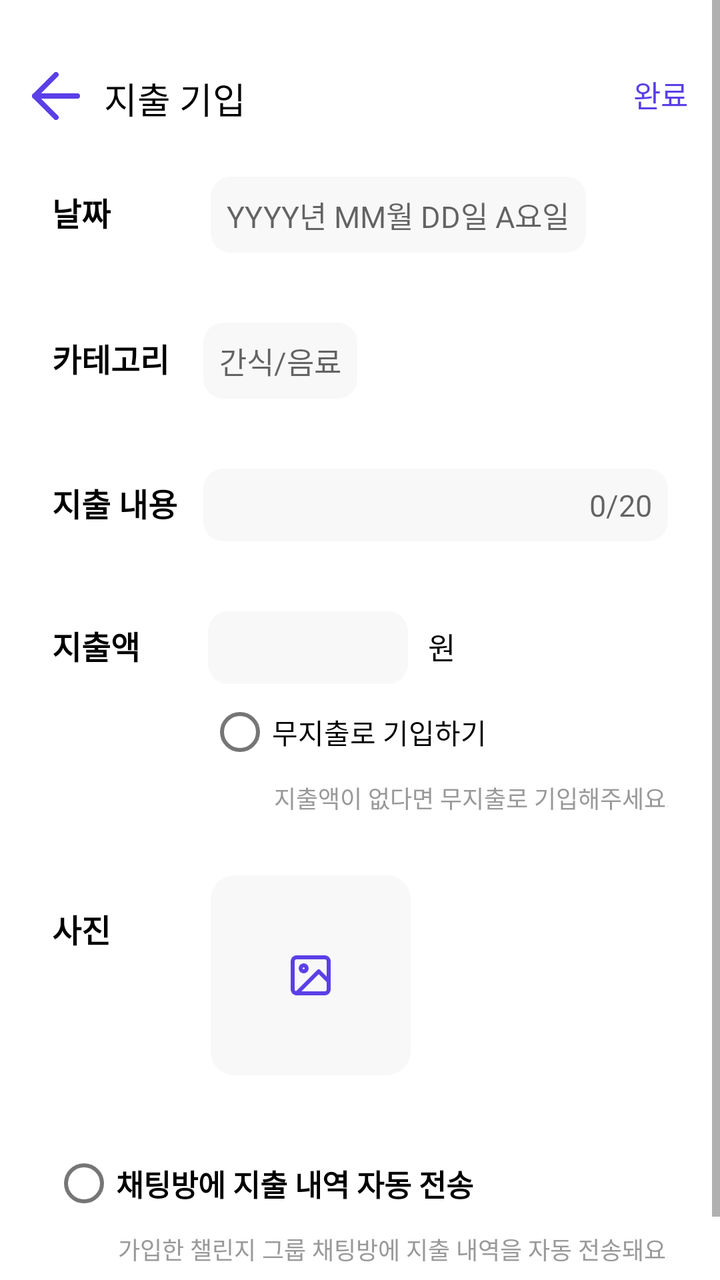
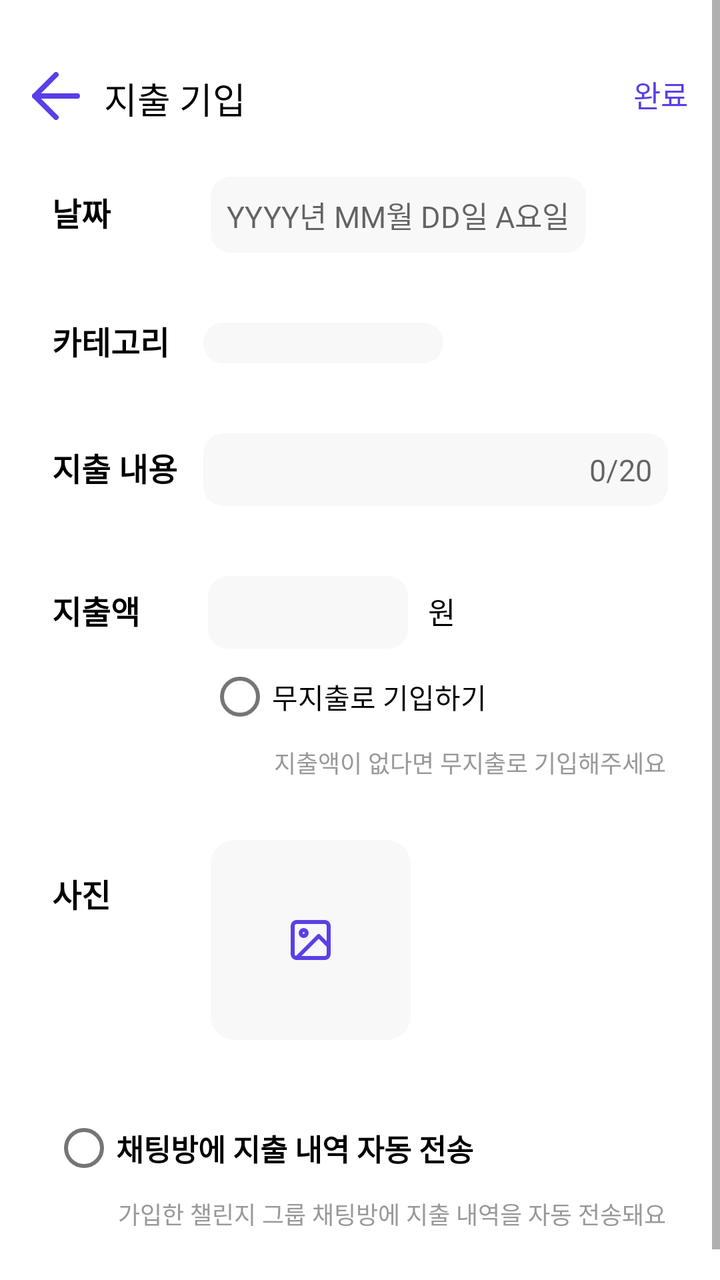

Before-and-after screenshots of an Android layout around one commit, followed by the original layout XML and the change that was made.
<!-- AndroidManifest.xml: fallback theme Theme.MaterialComponents.DayNight.NoActionBar -->
<!-- res/layout/fragment_expense_entry.xml -->
<?xml version="1.0" encoding="utf-8"?>
<ScrollView xmlns:android="http://schemas.android.com/apk/res/android"
    android:layout_width="match_parent"
    android:layout_height="match_parent"
    xmlns:app="http://schemas.android.com/apk/res-auto">

    <androidx.constraintlayout.widget.ConstraintLayout
        android:layout_width="match_parent"
        android:layout_height="wrap_content">

        
        <androidx.constraintlayout.widget.ConstraintLayout
            android:id="@+id/cl_toolbar"
            android:layout_width="match_parent"
            android:layout_height="wrap_content"
            android:layout_marginTop="20dp"
            android:layout_marginBottom="20dp"
            android:padding="16dp"
            app:layout_constraintTop_toTopOf="parent"
            app:layout_constraintStart_toStartOf="parent"
            app:layout_constraintEnd_toEndOf="parent">

            <ImageView
                android:id="@+id/btn_back"
                android:layout_width="24dp"
                android:layout_height="24dp"
                android:src="@drawable/ic_arrow_back"
                app:layout_constraintTop_toTopOf="parent"
                app:layout_constraintStart_toStartOf="parent" />

            <TextView
                android:id="@+id/tv_expense_title"
                android:layout_width="wrap_content"
                android:layout_height="wrap_content"
                android:text="@string/expense_entry"
                style="@style/pageTitle"
                app:layout_constraintTop_toTopOf="parent"
                app:layout_constraintStart_toEndOf="@id/btn_back"
                android:layout_marginStart="12dp" />

            <TextView
                android:id="@+id/tv_entry_complete"
                android:layout_width="wrap_content"
                android:layout_height="wrap_content"
                android:text="완료"
                android:textSize="15dp"
                android:textColor="@color/main1"
                android:layout_marginStart="185dp"
                app:layout_constraintTop_toTopOf="parent"
                app:layout_constraintEnd_toEndOf="parent" />

        </androidx.constraintlayout.widget.ConstraintLayout>

        
        <androidx.constraintlayout.widget.ConstraintLayout
            android:id="@+id/cl_content"
            android:layout_width="match_parent"
            android:layout_height="wrap_content"
            app:layout_constraintTop_toBottomOf="@id/cl_toolbar"
            app:layout_constraintStart_toStartOf="parent"
            app:layout_constraintEnd_toEndOf="parent"
            android:layout_marginStart="16dp"
            android:layout_marginEnd="16dp"
            android:layout_marginBottom="16dp"
            android:padding="10dp">

            
            <TextView
                android:id="@+id/tv_expense_date"
                android:layout_width="wrap_content"
                android:layout_height="wrap_content"
                android:text="날짜"
                style="@style/expense_sectionTitle"
                app:layout_constraintStart_toStartOf="parent"
                app:layout_constraintTop_toTopOf="parent"
                app:layout_constraintBaseline_toBaselineOf="@id/et_date_input" />

            <EditText
                android:id="@+id/et_date_input"
                android:layout_width="wrap_content"
                android:layout_height="wrap_content"
                android:hint="YYYY년 MM월 DD일 A요일"
                android:padding="8dp"
                android:layout_marginStart="50dp"
                android:background="@drawable/bg_edit_text"
                android:textColor="@color/black"
                android:textSize="15sp"
                android:drawablePadding="8dp"
                android:clickable="true"
                android:focusable="true"
                app:layout_constraintStart_toEndOf="@id/tv_expense_date"
                app:layout_constraintTop_toTopOf="parent" />

            
            <TextView
                android:id="@+id/tv_expense_category"
                android:layout_width="wrap_content"
                android:layout_height="wrap_content"
                android:text="카테고리"
                style="@style/expense_sectionTitle"
                android:layout_marginTop="35dp"
                app:layout_constraintStart_toStartOf="parent"
                app:layout_constraintTop_toBottomOf="@id/tv_expense_date"
                app:layout_constraintBaseline_toBaselineOf="@id/et_category_input" />

            <EditText
                android:id="@+id/et_category_input"
                android:layout_width="wrap_content"
                android:layout_height="wrap_content"
                android:background="@drawable/bg_edit_text"
                android:clickable="true"
                android:focusable="true"
                android:hint="간식/음료"
                android:padding="8dp"
                android:layout_marginStart="17dp"
                android:inputType="none"
                android:drawablePadding="8dp"
                android:textColor="@color/black"
                android:textSize="15sp"
                android:layout_marginTop="35dp"
                app:layout_constraintStart_toEndOf="@id/tv_expense_category"
                app:layout_constraintTop_toBottomOf="@id/et_date_input" />

            
            <TextView
                android:id="@+id/tv_expense_detail"
                android:layout_width="wrap_content"
                android:layout_height="wrap_content"
                android:text="지출 내용"
                style="@style/expense_sectionTitle"
                android:layout_marginTop="35dp"
                app:layout_constraintStart_toStartOf="parent"
                app:layout_constraintTop_toBottomOf="@+id/tv_expense_category"
                app:layout_constraintBaseline_toBaselineOf="@id/et_detail_input" />

            <EditText
                android:id="@+id/et_detail_input"
                android:layout_width="0dp"
                android:layout_height="wrap_content"
                android:hint="0/20"
                android:padding="8dp"
                android:gravity="end|center_vertical"
                android:background="@drawable/bg_edit_text"
                android:textColor="@color/black"
                android:textSize="15sp"
                android:drawablePadding="8dp"
                android:layout_marginStart="13dp"
                android:layout_marginTop="35dp"
                android:clickable="true"
                android:focusable="true"
                app:layout_constraintStart_toEndOf="@id/tv_expense_detail"
                app:layout_constraintEnd_toEndOf="parent"
                app:layout_constraintTop_toBottomOf="@id/et_category_input" />

            
            <TextView
                android:id="@+id/tv_expense_amount"
                android:layout_width="wrap_content"
                android:layout_height="wrap_content"
                android:text="지출액"
                style="@style/expense_sectionTitle"
                android:layout_marginTop="35dp"
                app:layout_constraintStart_toStartOf="parent"
                app:layout_constraintTop_toBottomOf="@+id/tv_expense_detail"
                app:layout_constraintBaseline_toBaselineOf="@id/et_amount_input"/>

            <EditText
                android:id="@+id/et_amount_input"
                android:layout_width="100dp"
                android:layout_height="wrap_content"
                android:padding="8dp"
                android:background="@drawable/bg_edit_text"
                android:textColor="@color/black"
                android:textSize="15sp"
                android:drawablePadding="8dp"
                android:layout_marginStart="34dp"
                android:layout_marginTop="35dp"
                android:clickable="true"
                android:focusable="true"
                app:layout_constraintStart_toEndOf="@id/tv_expense_amount"
                app:layout_constraintTop_toBottomOf="@id/et_detail_input"/>

            <TextView
                android:id="@+id/tv_currency"
                android:layout_width="wrap_content"
                android:layout_height="wrap_content"
                android:layout_marginStart="10dp"
                android:text="원"
                android:textColor="@color/black"
                android:textSize="15sp"
                app:layout_constraintStart_toEndOf="@id/et_amount_input"
                app:layout_constraintBaseline_toBaselineOf="@id/et_amount_input" />

            <RadioButton
                android:id="@+id/rb_no_expense"
                android:layout_width="wrap_content"
                android:layout_height="wrap_content"
                android:text="무지출로 기입하기"
                app:layout_constraintTop_toBottomOf="@id/et_amount_input"
                app:layout_constraintStart_toStartOf="@id/et_amount_input"/>

            <TextView
                android:id="@+id/tv_no_expense_hint"
                android:layout_width="wrap_content"
                android:layout_height="wrap_content"
                android:layout_marginStart="33dp"
                android:text="지출액이 없다면 무지출로 기입해주세요."
                android:textColor="@color/black2"
                android:textSize="12sp"
                app:layout_constraintStart_toStartOf="@id/rb_no_expense"
                app:layout_constraintTop_toBottomOf="@id/rb_no_expense" />

            
            <TextView
                android:id="@+id/tv_expense_photo"
                android:layout_width="wrap_content"
                android:layout_height="wrap_content"
                android:layout_marginTop="45dp"
                android:text="사진"
                style="@style/expense_sectionTitle"
                app:layout_constraintStart_toStartOf="parent"
                app:layout_constraintTop_toBottomOf="@id/tv_no_expense_hint"/>

            <FrameLayout
                android:id="@+id/fl_photo_frame"
                android:layout_width="100dp"
                android:layout_height="100dp"
                android:layout_marginBottom="20dp"
                android:layout_marginTop="30dp"
                android:layout_marginStart="50dp"
                app:layout_constraintTop_toBottomOf="@id/tv_no_expense_hint"
                app:layout_constraintStart_toEndOf="@id/tv_expense_photo">

                <ImageView
                    android:id="@+id/img_photo_frame"
                    android:layout_width="100dp"
                    android:layout_height="100dp"
                    android:src="@drawable/bg_photo_input"/>


                <ImageView
                    android:id="@+id/iv_photo_icon"
                    android:layout_width="24dp"
                    android:layout_height="24dp"
                    android:layout_gravity="center"
                    android:src="@drawable/ic_photo_input" />

            </FrameLayout>

            <androidx.constraintlayout.widget.ConstraintLayout
                android:id="@+id/cl_expense_auto"
                android:layout_width="match_parent"
                android:layout_height="wrap_content"
                android:layout_marginTop="30dp"
                android:layout_marginBottom="30dp"
                app:layout_constraintStart_toStartOf="parent"
                app:layout_constraintEnd_toEndOf="parent"
                app:layout_constraintTop_toBottomOf="@id/fl_photo_frame"
                app:layout_constraintBottom_toBottomOf="parent">

                <RadioButton
                    android:id="@+id/rb_auto_send_chat"
                    android:layout_width="wrap_content"
                    android:layout_height="wrap_content"
                    android:text="채팅방에 지출 내역 자동 전송"
                    android:textSize="15sp"
                    android:textColor="@color/black"
                    android:textStyle="bold"
                    app:layout_constraintStart_toStartOf="parent"
                    app:layout_constraintTop_toTopOf="parent" />

                <TextView
                    android:id="@+id/tv_auto_send_chat"
                    android:layout_width="wrap_content"
                    android:layout_height="wrap_content"
                    android:layout_marginStart="33dp"
                    android:text="가입한 챌린지 그룹 채팅방에 지출 내역을 자동 전송돼요."
                    android:textColor="@color/black2"
                    android:textSize="12sp"
                    app:layout_constraintTop_toBottomOf="@id/rb_auto_send_chat"
                    app:layout_constraintStart_toStartOf="@id/rb_auto_send_chat" />
            </androidx.constraintlayout.widget.ConstraintLayout>

        </androidx.constraintlayout.widget.ConstraintLayout>

    </androidx.constraintlayout.widget.ConstraintLayout>
</ScrollView>
<!-- resources referenced by this layout -->
<resources>
  <color name="black">#FF000000</color>
  <color name="black2">#999999</color>
  <color name="main1">#5B3FE7</color>
  <!-- drawable bg_edit_text (drawable) -->
  <?xml version="1.0" encoding="utf-8"?>
  <shape xmlns:android="http://schemas.android.com/apk/res/android">
      <solid android:color="#F8F8F8" /> 
      <corners android:radius="10dp" /> 
  </shape>
  <!-- drawable bg_photo_input (drawable) -->
  <vector xmlns:android="http://schemas.android.com/apk/res/android"
      android:width="100dp"
      android:height="100dp"
      android:viewportWidth="100"
      android:viewportHeight="100">
    <path
        android:pathData="M12,0L88,0A12,12 0,0 1,100 12L100,88A12,12 0,0 1,88 100L12,100A12,12 0,0 1,0 88L0,12A12,12 0,0 1,12 0z"
        android:fillColor="#F8F8F8"/>
  </vector>
  <!-- drawable ic_arrow_back (drawable) -->
  <vector xmlns:android="http://schemas.android.com/apk/res/android"
      android:width="18dp"
      android:height="18dp"
      android:viewportWidth="18"
      android:viewportHeight="18">
    <path
        android:pathData="M17,9H1"
        android:strokeLineJoin="round"
        android:strokeWidth="2"
        android:fillColor="#00000000"
        android:strokeColor="#5B3FE7"
        android:strokeLineCap="round"/>
    <path
        android:pathData="M9,17L1,9L9,1"
        android:strokeLineJoin="round"
        android:strokeWidth="2"
        android:fillColor="#00000000"
        android:strokeColor="#5B3FE7"
        android:strokeLineCap="round"/>
  </vector>
  <!-- drawable ic_photo_input (drawable) -->
  <vector xmlns:android="http://schemas.android.com/apk/res/android"
      android:width="24dp"
      android:height="24dp"
      android:viewportWidth="24"
      android:viewportHeight="24">
    <path
        android:pathData="M0,0h24v24h-24z"
        android:fillColor="#6E6E6E"/>
    <path
        android:pathData="M-734,-566V-571H-739V-566H-734ZM2404,-566H2409V-571H2404V-566ZM2404,3609V3614H2409V3609H2404ZM-734,3609H-739V3614H-734V3609ZM-734,-561H2404V-571H-734V-561ZM2399,-566V3609H2409V-566H2399ZM2404,3604H-734V3614H2404V3604ZM-729,3609V-566H-739V3609H-729Z"
        android:fillColor="#5B3FE7"/>
    <group>
      <clip-path
          android:pathData="M-142,-466h360v800h-360z"/>
      <path
          android:pathData="M-142,-466h360v800h-360z"
          android:fillColor="#ffffff"/>
      <path
          android:pathData="M-26,-38L50,-38A12,12 0,0 1,62 -26L62,50A12,12 0,0 1,50 62L-26,62A12,12 0,0 1,-38 50L-38,-26A12,12 0,0 1,-26 -38z"
          android:fillColor="#F8F8F8"/>
      <path
          android:pathData="M19,3H5C3.895,3 3,3.895 3,5V19C3,20.105 3.895,21 5,21H19C20.105,21 21,20.105 21,19V5C21,3.895 20.105,3 19,3Z"
          android:strokeLineJoin="round"
          android:strokeWidth="2"
          android:fillColor="#00000000"
          android:strokeColor="#5B3FE7"
          android:strokeLineCap="round"/>
      <path
          android:pathData="M8.5,10C9.328,10 10,9.328 10,8.5C10,7.672 9.328,7 8.5,7C7.672,7 7,7.672 7,8.5C7,9.328 7.672,10 8.5,10Z"
          android:strokeLineJoin="round"
          android:strokeWidth="2"
          android:fillColor="#00000000"
          android:strokeColor="#5B3FE7"
          android:strokeLineCap="round"/>
      <path
          android:pathData="M21,15L16,10L5,21"
          android:strokeLineJoin="round"
          android:strokeWidth="2"
          android:fillColor="#00000000"
          android:strokeColor="#5B3FE7"
          android:strokeLineCap="round"/>
    </group>
  </vector>
  <string name="expense_entry">지출 기입</string>
  <style name="expense_sectionTitle">
          <item name="android:textSize">16sp</item>
          <item name="android:textColor">@color/black</item>
          <item name="android:textStyle">bold</item>
      </style>
  <style name="pageTitle">
          <item name="android:textSize">18sp</item>
          <item name="android:textColor">@color/black</item>
          <item name="android:fontFamily">sans-serif</item>
      </style>
</resources>

<!-- the commit's change to res/layout/fragment_expense_entry.xml (unified diff, before → after) -->
@@ -101,19 +101,14 @@
                 android:layout_marginTop="35dp"
                 app:layout_constraintStart_toStartOf="parent"
                 app:layout_constraintTop_toBottomOf="@id/tv_expense_date"
-                app:layout_constraintBaseline_toBaselineOf="@id/et_category_input" />
-
-            <EditText
-                android:id="@+id/et_category_input"
-                android:layout_width="wrap_content"
-                android:layout_height="wrap_content"
-                android:background="@drawable/bg_edit_text"
-                android:clickable="true"
-                android:focusable="true"
-                android:hint="간식/음료"
-                android:padding="8dp"
+                app:layout_constraintBaseline_toBaselineOf="@id/tv_category_input" />
+
+            <TextView
+                android:id="@+id/tv_category_input"
+                android:layout_width="120dp"
+                android:layout_height="wrap_content"
+                android:background="@drawable/bg_edit_text"
                 android:layout_marginStart="17dp"
-                android:inputType="none"
                 android:drawablePadding="8dp"
                 android:textColor="@color/black"
                 android:textSize="15sp"
@@ -150,7 +145,7 @@
                 android:focusable="true"
                 app:layout_constraintStart_toEndOf="@id/tv_expense_detail"
                 app:layout_constraintEnd_toEndOf="parent"
-                app:layout_constraintTop_toBottomOf="@id/et_category_input" />
+                app:layout_constraintTop_toBottomOf="@id/tv_category_input" />
 
             
             <TextView
